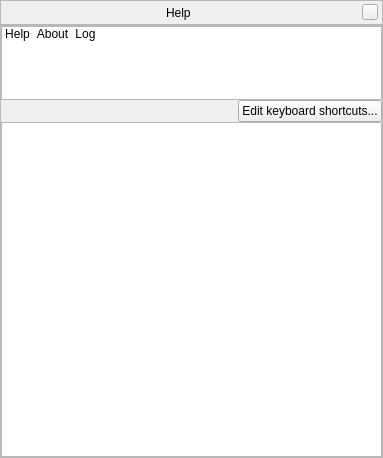
Old version of the form src/gui/helpDialogGui.ui in the repository 519984307/stellarium_src.
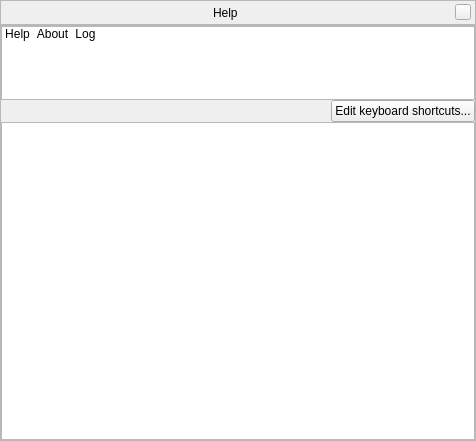
New version of the form. Icons and pictures are not drawn. Custom widgets are drawn as their Qt base class.

Commit message: Cosmetic fixes in GUI/Constellations

The edit to the form file:
```diff
--- a/src/gui/helpDialogGui.ui
+++ b/src/gui/helpDialogGui.ui
@@ -6,8 +6,8 @@
    <rect>
     <x>0</x>
     <y>0</y>
-    <width>383</width>
-    <height>458</height>
+    <width>476</width>
+    <height>441</height>
    </rect>
   </property>
   <property name="minimumSize">
```
Left out of the diff: 77 changed lines with no effect on the pictures. The commit also changes 1 other file.
